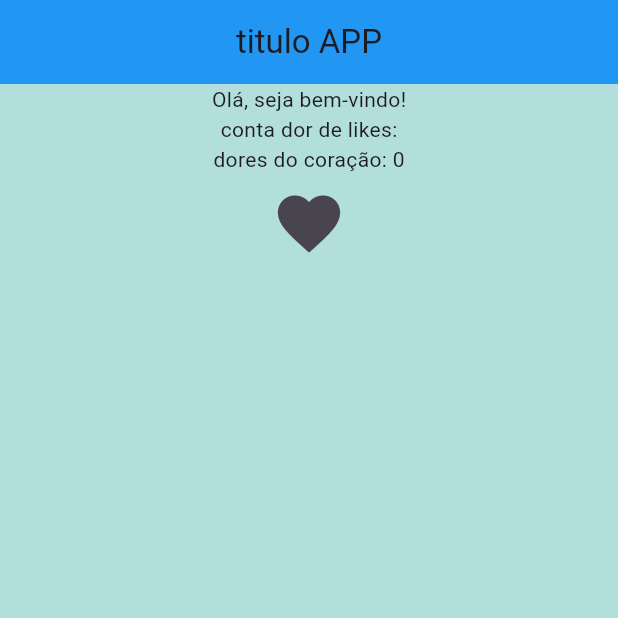
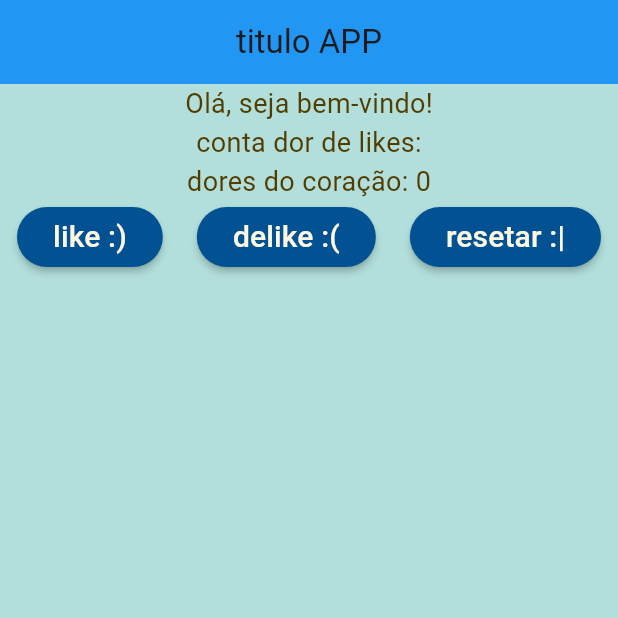
Before and after one commit to tgmoraes/dev_mobile_2026_1, a Flutter app: the screen it shows after launch, on a phone screen of 412 x 824 dp, the top half of it. Run offline on Flutter 3.47's test engine with Material 3 defaults, Android fonts, the phone set to English and light mode, and no system bars.

Commit message:
a2.3: criando e utilizando minhas widgets

```diff
--- a/aula02_intro_flutter/lib/main.dart
+++ b/aula02_intro_flutter/lib/main.dart
@@ -1,23 +1,10 @@
+import 'package:aula02_intro_flutter/widgets.dart';
 import 'package:flutter/material.dart';
 
-main() {
-  runApp(App());
-}
+void main() => runApp(App());
 
-class App extends StatefulWidget {
-  @override
-  State<App> createState() => _AppState();
-}
-
-class _AppState extends State<App> {
-  var contLikes = 0;
-
-  void daLike() {
-    setState(() {
-      this.contLikes++;
-    });
-  }
-
+class App extends StatelessWidget {
+  const App({super.key});
 
   @override
   Widget build(BuildContext context) {
@@ -29,20 +16,54 @@ class _AppState extends State<App> {
           backgroundColor: Colors.blue,
           title: Text("titulo APP"),
         ),
-        body: Center(
-          child: Column(
-            children: [
-              Text("Olá, seja bem-vindo!"),
-              Text("conta dor de likes:"),
-              Text("dores do coração: ${this.contLikes}"),
-              IconButton(
-                onPressed: daLike,
-                icon: Icon(size: 50, Icons.favorite),
-              ),
-            ],
-          ),
-        ),
+        body: MyHomePage(),
       ),
     );
   }
 }
+
+class MyHomePage extends StatefulWidget {
+  const MyHomePage({super.key});
+
+  @override
+  State<MyHomePage> createState() => _MyHomeState();
+}
+
+class _MyHomeState extends State<MyHomePage> {
+  var _contLikes = 0;
+
+  void daLike() {
+    setState(() {
+      _contLikes++;
+    });
+  }
+
+  void resertarLike() {
+    setState(() {
+      _contLikes = 0;
+    });
+  }
+  void daDislike() {
+    setState(() {
+      _contLikes = _contLikes==0?0:_contLikes--;
+    });
+  }
+
+  @override
+  Widget build(BuildContext context) {
+    return Center(
+      child: Column(
+        children: [
+          MeuTexto("Olá, seja bem-vindo!"),
+          MeuTexto("conta dor de likes:"),
+          MeuTexto("dores do coração: $_contLikes"),
+          Botoes( ()=> daLike(),
+                  ()=> daDislike(),
+                  () => resertarLike()
+                )
+        ],
+      ),
+    );
+  }
+
+}
--- /dev/null
+++ b/aula02_intro_flutter/lib/widgets.dart
@@ -0,0 +1,62 @@
+import 'package:flutter/material.dart';
+
+class MeuBotao extends StatelessWidget{
+  final Function _clickBotao;
+  final String _texto;
+
+  const MeuBotao(this._clickBotao, this._texto, {super.key});
+
+  @override
+  Widget build(BuildContext context) {
+    return ElevatedButton(
+      style: ElevatedButton.styleFrom(
+        backgroundColor: const Color.fromARGB(255, 2, 81, 146),
+        elevation: 2
+      ),
+      onPressed: ()=> _clickBotao(),
+      child: Text(_texto, style: TextStyle(
+          fontSize: 20,
+          color: Colors.amber[50]
+        )
+      )
+    );
+  }
+
+}
+
+
+class Botoes extends StatelessWidget {
+  final Function _paraLike;
+  final Function _paraReset;
+  final Function _paraDeslike;
+
+  const Botoes(this._paraLike, this._paraDeslike, this._paraReset, {super.key});
+
+  @override
+  Widget build(BuildContext context) {
+    return Row(
+      mainAxisAlignment:MainAxisAlignment.spaceAround,
+      children: [
+        MeuBotao(() => _paraLike(),"like :)"),
+        MeuBotao(() => _paraDeslike(), "delike :("),
+        MeuBotao(() => _paraReset(), "resetar :|")
+      ],
+    );
+  }
+}
+
+class MeuTexto extends StatelessWidget{
+  final String _texto;
+  const MeuTexto(this._texto, {super.key});
+  @override
+  Widget build(BuildContext context) {
+    return Text(_texto,
+      style: TextStyle(
+        fontSize:18,
+        color: const Color.fromARGB(255, 82, 61, 1)
+        )
+      );
+  }
+
+
+}
```
